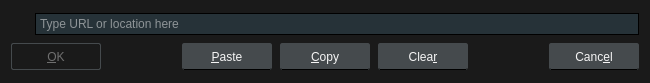
Before: the Qt Designer form src/ui/locationdialog.ui in u8sand/Baka-MPlayer, drawn with Qt 5.
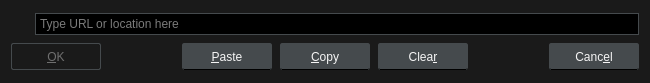
After: the same form once the commit is applied. Icons and pictures are not drawn.

Patch:
```diff
--- a/src/ui/locationdialog.ui
+++ b/src/ui/locationdialog.ui
@@ -23,8 +23,8 @@
 /* QLineEdit */
 
 QLineEdit {
-	background: #263238;
-	border: 1px solid black;
+	background: #000;
+	border: 1px solid #454A4D;
 	padding: 2px;
 }
 QLineEdit:focus {
```
